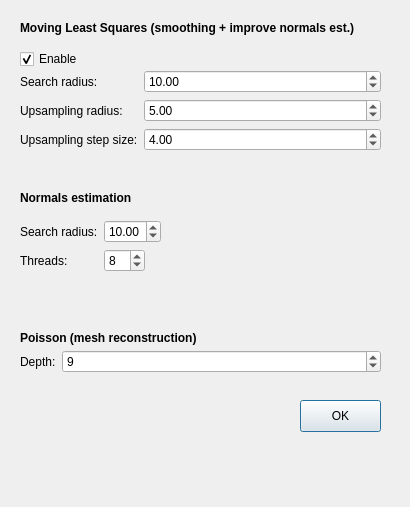
First picture: the form in visualization/cave_view/paramsdialog.ui, repository mathieu-clement/cs690-cave-surveying, before the edit.
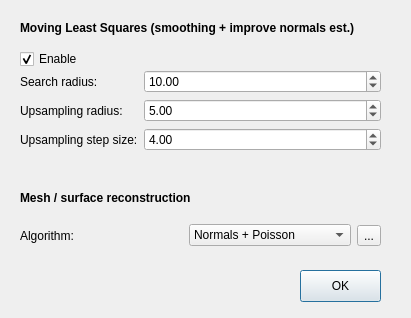
Second picture: the form after the edit.

Commit message: Dialog to change poisson parameters

What changed in the file:
```diff
--- a/visualization/cave_view/paramsdialog.ui
+++ b/visualization/cave_view/paramsdialog.ui
@@ -6,8 +6,8 @@
    <rect>
     <x>0</x>
     <y>0</y>
-    <width>410</width>
-    <height>507</height>
+    <width>411</width>
+    <height>318</height>
    </rect>
   </property>
   <property name="windowTitle">
@@ -90,7 +90,7 @@
    <property name="geometry">
     <rect>
      <x>300</x>
-     <y>400</y>
+     <y>270</y>
      <width>81</width>
      <height>32</height>
     </rect>
@@ -120,7 +120,7 @@
     <rect>
      <x>20</x>
      <y>190</y>
-     <width>361</width>
+     <width>371</width>
      <height>16</height>
     </rect>
    </property>
@@ -131,7 +131,7 @@
     </font>
    </property>
    <property name="text">
-    <string>Normals estimation</string>
+    <string>Mesh / surface reconstruction</string>
    </property>
   </widget>
   <widget class="QWidget" name="formLayoutWidget_2">
@@ -140,83 +140,30 @@
      <x>20</x>
      <y>220</y>
      <width>361</width>
-     <height>81</height>
-    </rect>
-   </property>
-   <layout class="QFormLayout" name="formLayout_2">
-    <property name="fieldGrowthPolicy">
-     <enum>QFormLayout::FieldsStayAtSizeHint</enum>
-    </property>
-    <item row="2" column="0">
-     <widget class="QLabel" name="label_6">
-      <property name="text">
-       <string>Threads:</string>
-      </property>
-     </widget>
-    </item>
-    <item row="2" column="1">
-     <widget class="QSpinBox" name="normalsThreadsSpinBox">
-      <property name="value">
-       <number>8</number>
-      </property>
-     </widget>
-    </item>
-    <item row="1" column="0">
-     <widget class="QLabel" name="label_7">
-      <property name="text">
-       <string>Search radius:</string>
-      </property>
-     </widget>
-    </item>
-    <item row="1" column="1">
-     <widget class="QDoubleSpinBox" name="normalsSearchRadiusSpinBox">
-      <property name="value">
-       <double>10.000000000000000</double>
-      </property>
-     </widget>
-    </item>
-   </layout>
-  </widget>
-  <widget class="QLabel" name="label_8">
-   <property name="geometry">
-    <rect>
-     <x>20</x>
-     <y>330</y>
-     <width>361</width>
-     <height>16</height>
-    </rect>
-   </property>
-   <property name="font">
-    <font>
-     <weight>75</weight>
-     <bold>true</bold>
-    </font>
-   </property>
-   <property name="text">
-    <string>Poisson (mesh reconstruction)</string>
-   </property>
-  </widget>
-  <widget class="QWidget" name="formLayoutWidget_3">
-   <property name="geometry">
-    <rect>
-     <x>20</x>
-     <y>350</y>
-     <width>361</width>
      <height>31</height>
     </rect>
    </property>
-   <layout class="QFormLayout" name="formLayout_3">
-    <item row="0" column="0">
-     <widget class="QLabel" name="label_9">
+   <layout class="QHBoxLayout" name="horizontalLayout">
+    <item>
+     <widget class="QLabel" name="label_6">
       <property name="text">
-       <string>Depth:</string>
+       <string>Algorithm:</string>
       </property>
      </widget>
     </item>
-    <item row="0" column="1">
-     <widget class="QSpinBox" name="poissonDepthSpinBox">
-      <property name="value">
-       <number>9</number>
+    <item>
+     <widget class="QComboBox" name="meshAlgorithmComboBox">
+      <item>
+       <property name="text">
+        <string>Normals + Poisson</string>
+       </property>
+      </item>
+     </widget>
+    </item>
+    <item>
+     <widget class="QToolButton" name="configureMeshButton">
+      <property name="text">
+       <string>...</string>
       </property>
      </widget>
     </item>
```
Left out of the diff: 8 changed lines with no effect on the pictures. The commit also changes 8 other files.
